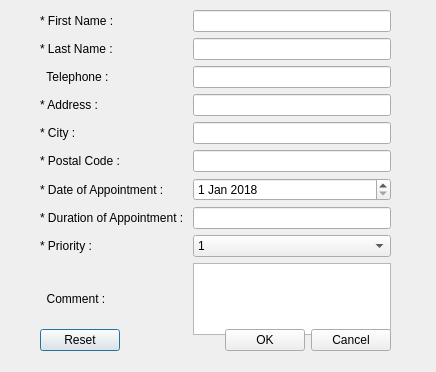
Old version of the form TPQtIntroduction/dialogaddclient.ui in the repository Lydie-Pierrick/TP2-QT-INTRO.
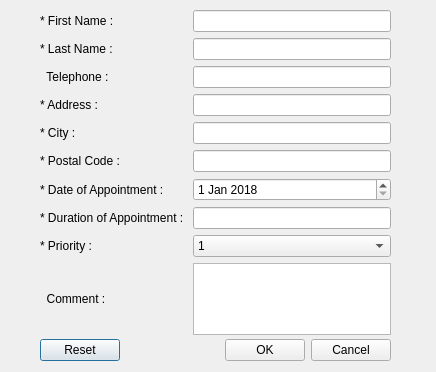
New version of the form.

```diff
--- a/TPQtIntroduction/dialogaddclient.ui
+++ b/TPQtIntroduction/dialogaddclient.ui
@@ -166,7 +166,7 @@
    <property name="geometry">
     <rect>
      <x>40</x>
-     <y>320</y>
+     <y>330</y>
      <width>351</width>
      <height>41</height>
     </rect>
```
Left out of the diff: 1 changed line with no effect on the pictures.
